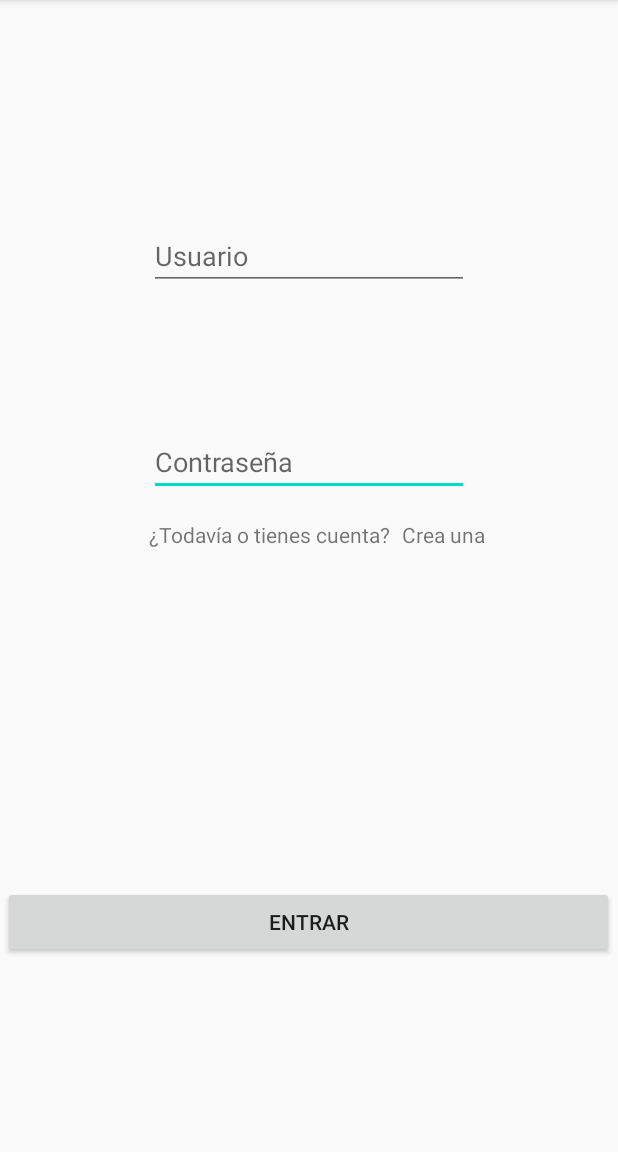
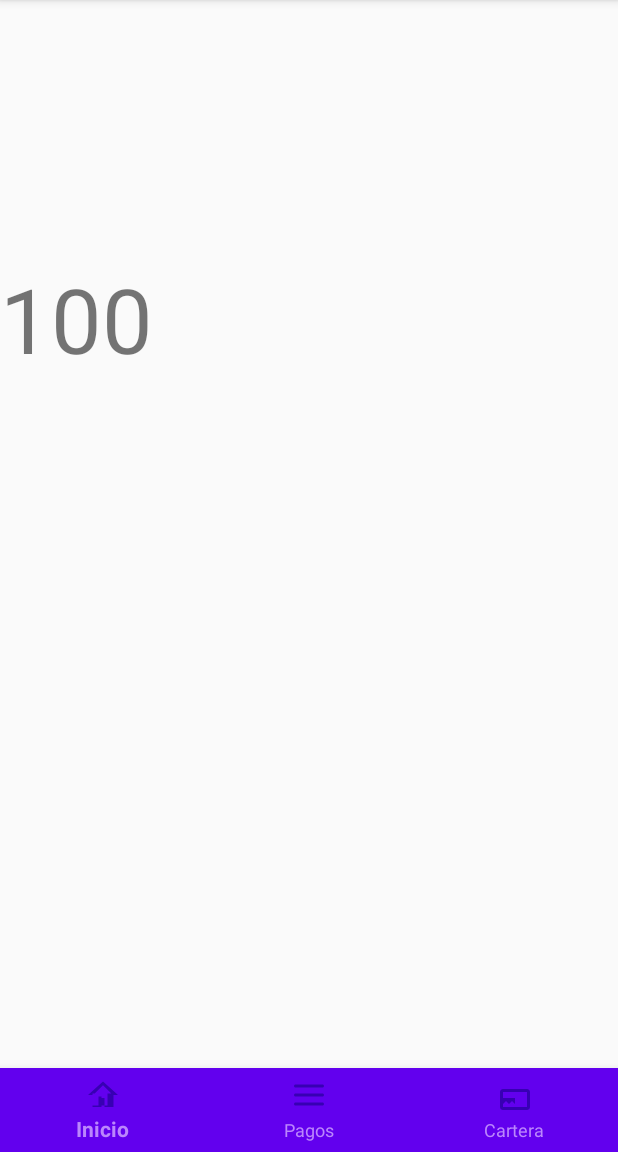
Before and after one commit to Ducexll/solCoin, an Android app: the screen it shows after launch (MainActivity before the commit, MenuPrincipal after it), on a phone screen of 412 x 824 dp, the part 84-1236 px from its top. Run offline under Robolectric (Android 15) with nearby library versions, the phone set to English and light mode, and no system bars.

Commit message:
error navitationView solved (the app did not start)

```diff
--- a/app/src/main/java/tfg/solcoin/MainActivity.java
+++ /dev/null
@@ -1,25 +0,0 @@
-package tfg.solcoin;
-
-import android.content.Intent;
-import androidx.appcompat.app.AppCompatActivity;
-
-import android.os.Bundle;
-import android.view.View;
-
-public class MainActivity extends AppCompatActivity {
-
-    @Override
-    protected void onCreate(Bundle savedInstanceState) {
-        super.onCreate(savedInstanceState);
-        setContentView(R.layout.activity_main);
-    }
-    public void iniciarSesion (View view) {
-        Intent i = new Intent(this, MenuPrincipal.class);
-        startActivity(i);
-    }
-
-    public void irCrearUsuario (View view) {
-        Intent i = new Intent(this, MenuCreacionUsuario.class);
-        startActivity(i);
-    }
-}
--- a/app/src/main/java/tfg/solcoin/SecondFragment.java
+++ b/app/src/main/java/tfg/solcoin/SecondFragment.java
@@ -1,7 +1,7 @@
 package tfg.solcoin;
 
 import android.os.Bundle;
-import android.support.v4.app.Fragment;
+import androidx.fragment.app.Fragment;
 import android.view.LayoutInflater;
 import android.view.View;
 import android.view.ViewGroup;
--- a/app/src/main/java/tfg/solcoin/ThirdFragment.java
+++ b/app/src/main/java/tfg/solcoin/ThirdFragment.java
@@ -1,7 +1,7 @@
 package tfg.solcoin;
 
 import android.os.Bundle;
-import android.support.v4.app.Fragment;
+import androidx.fragment.app.Fragment;
 import android.view.LayoutInflater;
 import android.view.View;
 import android.view.ViewGroup;
--- /dev/null
+++ b/app/src/main/res/drawable/ic_euro.xml
@@ -0,0 +1,9 @@
+<vector xmlns:android="http://schemas.android.com/apk/res/android"
+    android:width="24dp"
+    android:height="24dp"
+    android:viewportWidth="24.0"
+    android:viewportHeight="24.0">
+    <path
+        android:fillColor="#000000"
+        android:pathData="M21,17H3c-0.55,0 -1,-0.45 -1,-1s0.45,-1 1,-1h18c0.55,0 1,0.45 1,1S21.55,17 21,17zM21,11H3C2.45,11 2,10.55 2,10s0.45,-1 1,-1h18c0.55,0 1,0.45 1,1S21.55,11 21,11zM21,5H3C2.45,5 2,4.55 2,4s0.45,-1 1,-1h18c0.55,0 1,0.45 1,1S21.55,5 21,5z" />
+</vector>
--- /dev/null
+++ b/app/src/main/res/drawable/ic_home.xml
@@ -0,0 +1,9 @@
+<vector xmlns:android="http://schemas.android.com/apk/res/android"
+    android:width="24dp"
+    android:height="24dp"
+    android:viewportWidth="24.0"
+    android:viewportHeight="24.0">
+    <path
+        android:fillColor="#000000"
+        android:pathData="M12,3L2,12h3v8h6v-6h2v6h6v-8h3L12,3zM6.44,11L12,5.44L17.56,11H15v8h-4v-6H9v6H5v-8h1.44z" />
+</vector>
--- /dev/null
+++ b/app/src/main/res/drawable/ic_wallet.xml
@@ -0,0 +1,9 @@
+<vector xmlns:android="http://schemas.android.com/apk/res/android"
+    android:width="24dp"
+    android:height="24dp"
+    android:viewportWidth="24.0"
+    android:viewportHeight="24.0">
+    <path
+        android:fillColor="#000000"
+        android:pathData="M20,6H4c-1.1,0 -1.99,0.9 -1.99,2L2,18c0,1.1 0.89,2 1.99,2h16c1.1,0 2,-0.9 2,-2V8c0,-1.1 -0.89,-2 -1.99,-2zm0,12H4V8h16v10zm-8,-2l-2,-2 -2,2 -2,-2 -2,2v-4h8v4z" />
+</vector>
--- a/app/src/main/res/layout/activity_main.xml
+++ /dev/null
@@ -1,75 +0,0 @@
-<?xml version="1.0" encoding="utf-8"?>
-<android.support.constraint.ConstraintLayout xmlns:android="http://schemas.android.com/apk/res/android"
-    xmlns:app="http://schemas.android.com/apk/res-auto"
-    xmlns:tools="http://schemas.android.com/tools"
-    android:layout_width="match_parent"
-    android:layout_height="match_parent"
-    tools:context=".MainActivity">
-
-    <LinearLayout
-        android:layout_width="407dp"
-        android:layout_height="80dp"
-        android:layout_marginTop="260dp"
-        android:orientation="horizontal"
-        app:layout_constraintEnd_toEndOf="@+id/editTextTextPassword"
-        app:layout_constraintHorizontal_bias="0.502"
-        app:layout_constraintStart_toStartOf="@+id/editTextTextPassword"
-        app:layout_constraintTop_toBottomOf="@+id/editTextTextPassword">
-
-        <Button
-            android:id="@+id/button"
-            android:layout_width="355dp"
-            android:layout_height="wrap_content"
-            android:layout_weight="1"
-            android:onClick="iniciarSesion"
-            android:text="Entrar" />
-    </LinearLayout>
-
-    <EditText
-        android:id="@+id/editTextTextPassword"
-        android:layout_width="wrap_content"
-        android:layout_height="wrap_content"
-        android:layout_marginTop="92dp"
-        android:ems="10"
-        android:hint="Contraseña"
-        android:inputType="textPassword"
-        app:layout_constraintEnd_toEndOf="@+id/editTextTextPersonName2"
-        app:layout_constraintHorizontal_bias="0.0"
-        app:layout_constraintStart_toStartOf="@+id/editTextTextPersonName2"
-        app:layout_constraintTop_toBottomOf="@+id/editTextTextPersonName2" />
-
-    <EditText
-        android:id="@+id/editTextTextPersonName2"
-        android:layout_width="wrap_content"
-        android:layout_height="wrap_content"
-        android:layout_marginTop="148dp"
-        android:ems="10"
-        android:hint="Usuario"
-        android:inputType="textPersonName"
-        app:layout_constraintEnd_toEndOf="parent"
-        app:layout_constraintStart_toStartOf="parent"
-        app:layout_constraintTop_toTopOf="parent" />
-
-    <TextView
-        android:id="@+id/textView2"
-        android:layout_width="wrap_content"
-        android:layout_height="wrap_content"
-        android:layout_marginStart="8dp"
-        android:onClick="irCrearUsuario"
-        android:text="Crea una "
-        app:layout_constraintBottom_toBottomOf="@+id/textView3"
-        app:layout_constraintStart_toEndOf="@+id/textView3"
-        app:layout_constraintTop_toTopOf="@+id/textView3"
-        app:layout_constraintVertical_bias="0.0" />
-
-    <TextView
-        android:id="@+id/textView3"
-        android:layout_width="wrap_content"
-        android:layout_height="wrap_content"
-        android:text="¿Todavía o tienes cuenta?"
-        app:layout_constraintBottom_toBottomOf="parent"
-        app:layout_constraintStart_toStartOf="@+id/editTextTextPassword"
-        app:layout_constraintTop_toBottomOf="@+id/editTextTextPassword"
-        app:layout_constraintVertical_bias="0.039" />
-
-</android.support.constraint.ConstraintLayout>
--- a/app/src/main/res/menu/bottom_navigation.xml
+++ b/app/src/main/res/menu/bottom_navigation.xml
@@ -3,15 +3,15 @@
 
     <item
         android:id="@+id/firstFrangment"
-        android:icon="@android:drawable/ic_input_add"
-        android:title="Primero" />
+        android:icon="@drawable/ic_home"
+        android:title="Inicio" />
     <item
         android:id="@+id/secondFrangment"
-        android:icon="@android:drawable/ic_input_add"
-        android:title="Segundo" />
+        android:icon="@drawable/ic_euro"
+        android:title="Pagos" />
     <item
         android:id="@+id/thirdFrangment"
-        android:icon="@android:drawable/ic_input_add"
-        android:title="Tercero" />
+        android:icon="@drawable/ic_wallet"
+        android:title="Cartera" />
 
 </menu>
```
Also changed, not shown: app/src/main/AndroidManifest.xml (+6 -28 lines), app/src/main/java/tfg/solcoin/MenuCreacionUsuario.java (deleted, +0 -20 lines), app/src/main/java/tfg/solcoin/Pagos.java (deleted, +0 -13 lines), app/src/main/res/layout/activity_menu_creacion_usuario.xml (deleted, +0 -110 lines), app/src/main/res/layout/activity_pagos.xml (deleted, +0 -9 lines), app/src/main/res/layout/fragment_first.xml (+2 -14 lines).
